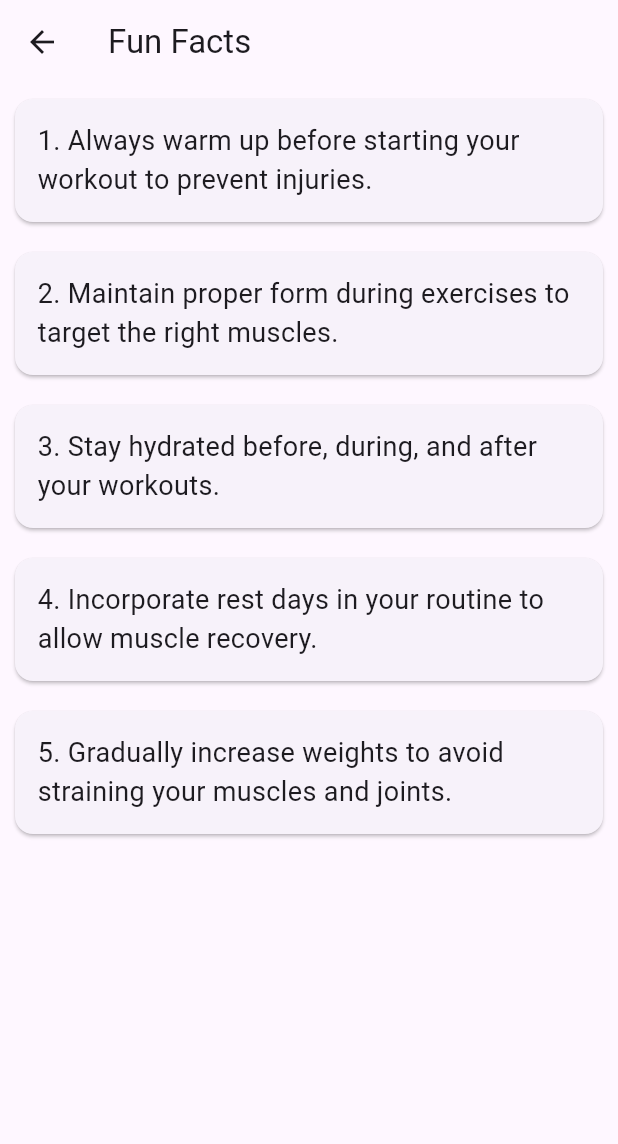
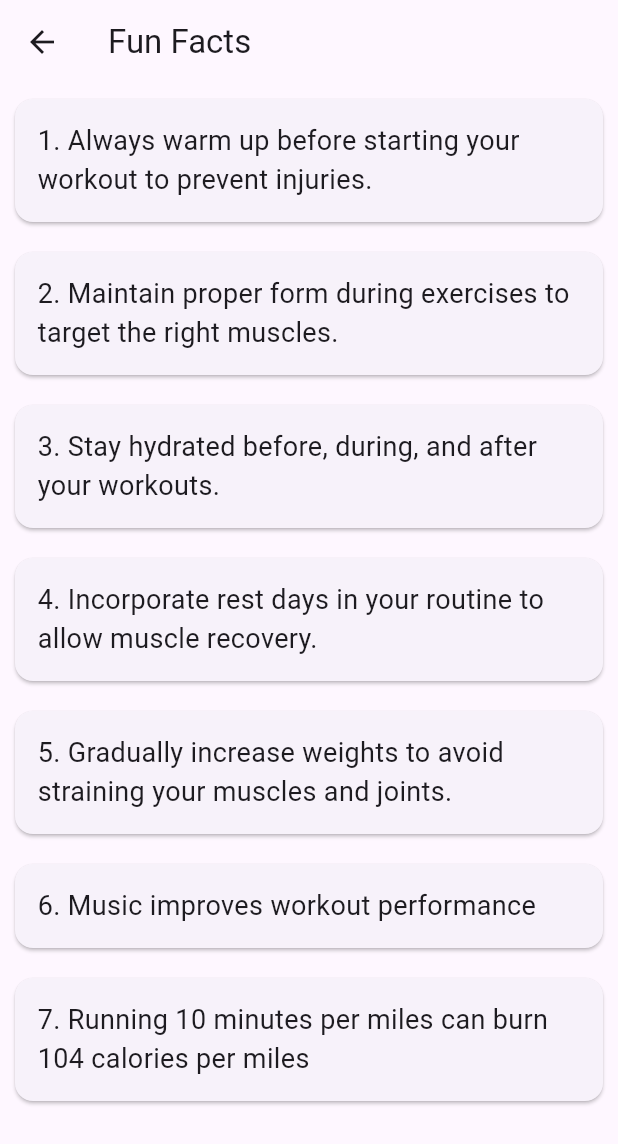
Before and after one commit to FelixJon17/UTS_MOBILEPROGRAMMING_KELOMPOK8, a Flutter app: the FunFactsScreen screen opened directly, on a phone screen of 412 x 824 dp. Shown: the top 1144 px of the screen. Run offline on Flutter 3.47's test engine with Material 3 defaults, Android fonts, the light colour scheme and no system bars.

Commit message:
add funfacts

```diff
--- a/lib/screen/fun_fact_screen.dart
+++ b/lib/screen/fun_fact_screen.dart
@@ -23,7 +23,9 @@ class FunFactsScreen extends StatelessWidget {
     '2. Maintain proper form during exercises to target the right muscles.',
     '3. Stay hydrated before, during, and after your workouts.',
     '4. Incorporate rest days in your routine to allow muscle recovery.',
-    '5. Gradually increase weights to avoid straining your muscles and joints.'
+    '5. Gradually increase weights to avoid straining your muscles and joints.',
+    '6. Music improves workout performance',
+    '7. Running 10 minutes per miles can burn 104 calories per miles'
   ];
 
   @override
```
